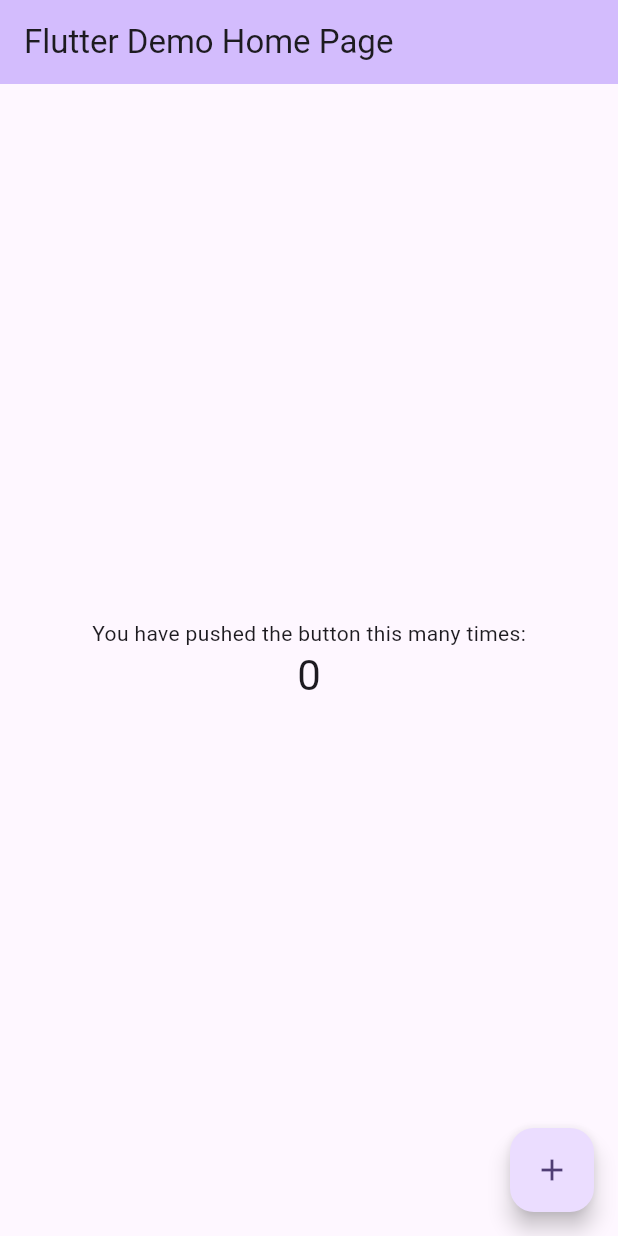
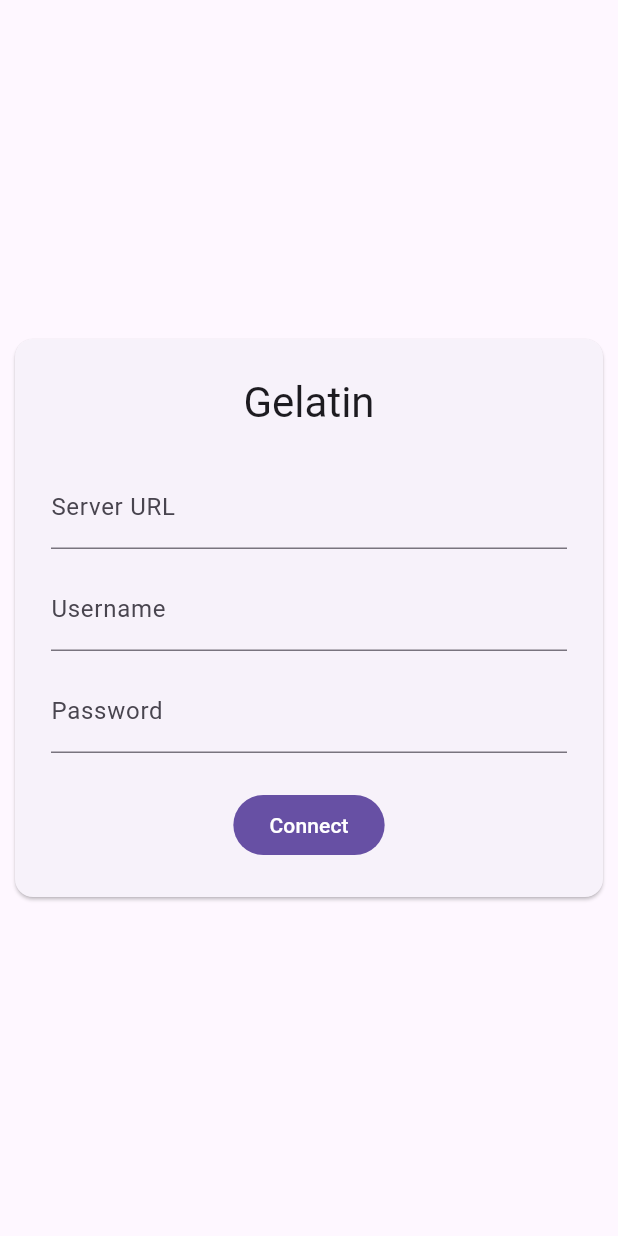
Before and after one commit to ManiProjs/gelatin, a Flutter app: the screen it shows after launch, on a phone screen of 412 x 824 dp. Run offline on Flutter 3.47's test engine with Material 3 defaults, Android fonts, the phone set to English and light mode, and no system bars; our stand-ins replace dio, flutter_riverpod, flutter_secure_storage.

Commit message:
Implement Login (plus, a dummy macOS app signing)

```diff
--- /dev/null
+++ b/lib/app.dart
@@ -0,0 +1,37 @@
+import 'package:flutter/material.dart';
+
+import 'core/session/session_manager.dart';
+import 'features/auth/login_page.dart';
+import 'features/home/home_page.dart';
+
+class GelatinApp extends StatelessWidget {
+  const GelatinApp({super.key});
+
+  Future<Widget> _start() async {
+    final session = await SessionManager.load();
+
+    if (session.isLoggedIn) {
+      return HomePage(server: session.server!, token: session.token!);
+    }
+
+    return const LoginPage();
+  }
+
+  @override
+  Widget build(BuildContext context) {
+    return MaterialApp(
+      debugShowCheckedModeBanner: false,
+      home: FutureBuilder<Widget>(
+        future: _start(),
+        builder: (context, snapshot) {
+          if (!snapshot.hasData) {
+            return const Scaffold(
+              body: Center(child: CircularProgressIndicator()),
+            );
+          }
+          return snapshot.data!;
+        },
+      ),
+    );
+  }
+}
--- /dev/null
+++ b/lib/core/api/jellyfin_client.dart
@@ -0,0 +1,41 @@
+import 'package:dio/dio.dart';
+
+import '../models/auth_result.dart';
+
+class JellyfinClient {
+  final Dio dio;
+  final String serverUrl;
+  final String? token;
+
+  JellyfinClient(this.serverUrl, {this.token})
+    : dio = Dio(BaseOptions(baseUrl: serverUrl));
+
+  Options get _authOptions => Options(
+    headers: {
+      if (token != null) 'X-Emby-Token': token,
+      'Content-Type': 'application/json',
+    },
+  );
+
+  Future<AuthResult> login({
+    required String username,
+    required String password,
+  }) async {
+    final response = await dio.post(
+      '/Users/AuthenticateByName',
+      data: {'Username': username, 'Pw': password},
+      options: Options(
+        headers: {
+          'X-Emby-Authorization':
+              'MediaBrowser Client="Gelatin", Device="Desktop", DeviceId="gelatin", Version="0.1.0"',
+        },
+      ),
+    );
+
+    return AuthResult.fromJson(response.data);
+  }
+
+  Future<Response> getLibraries() {
+    return dio.get('/Library/MediaFolders', options: _authOptions);
+  }
+}
--- /dev/null
+++ b/lib/core/models/auth_result.dart
@@ -0,0 +1,21 @@
+class AuthResult {
+  final String accessToken;
+  final String userId;
+  final String username;
+
+  const AuthResult({
+    required this.accessToken,
+    required this.userId,
+    required this.username,
+  });
+
+  factory AuthResult.fromJson(Map<String, dynamic> json) {
+    final user = json['User'];
+
+    return AuthResult(
+      accessToken: json['AccessToken'],
+      userId: user['Id'],
+      username: user['Name'],
+    );
+  }
+}
--- /dev/null
+++ b/lib/core/session/session_manager.dart
@@ -0,0 +1,19 @@
+import '../storage/auth_storage.dart';
+
+class SessionManager {
+  final String? token;
+  final String? server;
+  final String? userId;
+
+  const SessionManager({this.token, this.server, this.userId});
+
+  static Future<SessionManager> load() async {
+    final token = await AuthStorage.token;
+    final server = await AuthStorage.server;
+    final userId = await AuthStorage.userId;
+
+    return SessionManager(token: token, server: server, userId: userId);
+  }
+
+  bool get isLoggedIn => token != null && server != null && userId != null;
+}
--- /dev/null
+++ b/lib/core/storage/auth_storage.dart
@@ -0,0 +1,27 @@
+import 'package:flutter_secure_storage/flutter_secure_storage.dart';
+
+class AuthStorage {
+  static const _storage = FlutterSecureStorage();
+
+  static const _keyToken = 'token';
+  static const _keyServer = 'server';
+  static const _keyUserId = 'userId';
+
+  static Future<void> saveAuth({
+    required String token,
+    required String server,
+    required String userId,
+  }) async {
+    await _storage.write(key: _keyToken, value: token);
+    await _storage.write(key: _keyServer, value: server);
+    await _storage.write(key: _keyUserId, value: userId);
+  }
+
+  static Future<String?> get token => _storage.read(key: _keyToken);
+  static Future<String?> get server => _storage.read(key: _keyServer);
+  static Future<String?> get userId => _storage.read(key: _keyUserId);
+
+  static Future<void> clear() async {
+    await _storage.deleteAll();
+  }
+}
--- /dev/null
+++ b/lib/features/auth/login_page.dart
@@ -0,0 +1,105 @@
+import 'package:flutter/material.dart';
+import 'package:gelatin/core/storage/auth_storage.dart';
+import 'package:gelatin/features/home/home_page.dart';
+import '../../core/api/jellyfin_client.dart';
+
+class LoginPage extends StatefulWidget {
+  const LoginPage({super.key});
+
+  @override
+  State<LoginPage> createState() => _LoginPageState();
+}
+
+class _LoginPageState extends State<LoginPage> {
+  final serverController = TextEditingController();
+  final usernameController = TextEditingController();
+  final passwordController = TextEditingController();
+
+  @override
+  Widget build(BuildContext context) {
+    return Scaffold(
+      body: Center(
+        child: SizedBox(
+          width: 400,
+          child: Card(
+            child: Padding(
+              padding: const EdgeInsets.all(24),
+              child: Column(
+                mainAxisSize: MainAxisSize.min,
+                children: [
+                  Text(
+                    'Gelatin',
+                    style: Theme.of(context).textTheme.headlineMedium,
+                  ),
+                  const SizedBox(height: 24),
+
+                  TextField(
+                    controller: serverController,
+                    decoration: const InputDecoration(labelText: 'Server URL'),
+                  ),
+
+                  const SizedBox(height: 12),
+
+                  TextField(
+                    controller: usernameController,
+                    decoration: const InputDecoration(labelText: 'Username'),
+                  ),
+
+                  const SizedBox(height: 12),
+
+                  TextField(
+                    controller: passwordController,
+                    obscureText: true,
+                    decoration: const InputDecoration(labelText: 'Password'),
+                  ),
+
+                  const SizedBox(height: 24),
+
+                  FilledButton(
+                    onPressed: _connect,
+                    child: const Text('Connect'),
+                  ),
+                ],
+              ),
+            ),
+          ),
+        ),
+      ),
+    );
+  }
+
+  Future<void> _connect() async {
+    try {
+      final client = JellyfinClient(serverController.text.trim());
+
+      final auth = await client.login(
+        username: usernameController.text.trim(),
+        password: passwordController.text,
+      );
+
+      await AuthStorage.saveAuth(
+        token: auth.accessToken,
+        server: serverController.text.trim(),
+        userId: auth.userId,
+      );
+
+      if (!mounted) return;
+
+      Navigator.pushReplacement(
+        context,
+        MaterialPageRoute(
+          builder: (_) => HomePage(
+            server: serverController.text.trim(),
+            token: auth.accessToken,
+          ),
+        ),
+      );
+    } catch (e) {
+      if (!mounted) return;
+
+      ScaffoldMessenger.of(
+        context,
+      ).showSnackBar(SnackBar(content: Text(e.toString())));
+    }
+  }
+}
--- /dev/null
+++ b/lib/features/home/home_page.dart
@@ -0,0 +1,25 @@
+import 'package:flutter/material.dart';
+
+class HomePage extends StatelessWidget {
+  final String server;
+  final String token;
+
+  const HomePage({super.key, required this.server, required this.token});
+
+  @override
+  Widget build(BuildContext context) {
+    return Scaffold(
+      appBar: AppBar(title: const Text('Gelatin')),
+      body: Center(
+        child: Column(
+          mainAxisAlignment: MainAxisAlignment.center,
+          children: [
+            const Text('Logged in 🎬'),
+            const SizedBox(height: 12),
+            Text('Server: $server'),
+          ],
+        ),
+      ),
+    );
+  }
+}
--- a/lib/main.dart
+++ b/lib/main.dart
@@ -1,122 +1,8 @@
 import 'package:flutter/material.dart';
+import 'package:flutter_riverpod/flutter_riverpod.dart';
+
+import 'app.dart';
 
 void main() {
-  runApp(const MyApp());
+  runApp(const ProviderScope(child: GelatinApp()));
 }
-
-class MyApp extends StatelessWidget {
-  const MyApp({super.key});
-
-  // This widget is the root of your application.
-  @override
-  Widget build(BuildContext context) {
-    return MaterialApp(
-      title: 'Flutter Demo',
-      theme: ThemeData(
-        // This is the theme of your application.
-        //
-        // TRY THIS: Try running your application with "flutter run". You'll see
-        // the application has a purple toolbar. Then, without quitting the app,
-        // try changing the seedColor in the colorScheme below to Colors.green
-        // and then invoke "hot reload" (save your changes or press the "hot
-        // reload" button in a Flutter-supported IDE, or press "r" if you used
-        // the command line to start the app).
-        //
-        // Notice that the counter didn't reset back to zero; the application
-        // state is not lost during the reload. To reset the state, use hot
-        // restart instead.
-        //
-        // This works for code too, not just values: Most code changes can be
-        // tested with just a hot reload.
-        colorScheme: .fromSeed(seedColor: Colors.deepPurple),
-      ),
-      home: const MyHomePage(title: 'Flutter Demo Home Page'),
-    );
-  }
-}
-
-class MyHomePage extends StatefulWidget {
-  const MyHomePage({super.key, required this.title});
-
-  // This widget is the home page of your application. It is stateful, meaning
-  // that it has a State object (defined below) that contains fields that affect
-  // how it looks.
-
-  // This class is the configuration for the state. It holds the values (in this
-  // case the title) provided by the parent (in this case the App widget) and
-  // used by the build method of the State. Fields in a Widget subclass are
-  // always marked "final".
-
-  final String title;
-
-  @override
-  State<MyHomePage> createState() => _MyHomePageState();
-}
-
-class _MyHomePageState extends State<MyHomePage> {
-  int _counter = 0;
-
-  void _incrementCounter() {
-    setState(() {
-      // This call to setState tells the Flutter framework that something has
-      // changed in this State, which causes it to rerun the build method below
-      // so that the display can reflect the updated values. If we changed
-      // _counter without calling setState(), then the build method would not be
-      // called again, and so nothing would appear to happen.
-      _counter++;
-    });
-  }
-
-  @override
-  Widget build(BuildContext context) {
-    // This method is rerun every time setState is called, for instance as done
-    // by the _incrementCounter method above.
-    //
-    // The Flutter framework has been optimized to make rerunning build methods
-    // fast, so that you can just rebuild anything that needs updating rather
-    // than having to individually change instances of widgets.
-    return Scaffold(
-      appBar: AppBar(
-        // TRY THIS: Try changing the color here to a specific color (to
-        // Colors.amber, perhaps?) and trigger a hot reload to see the AppBar
-        // change color while the other colors stay the same.
-        backgroundColor: Theme.of(context).colorScheme.inversePrimary,
-        // Here we take the value from the MyHomePage object that was created by
-        // the App.build method, and use it to set our appbar title.
-        title: Text(widget.title),
-      ),
-      body: Center(
-        // Center is a layout widget. It takes a single child and positions it
-        // in the middle of the parent.
-        child: Column(
-          // Column is also a layout widget. It takes a list of children and
-          // arranges them vertically. By default, it sizes itself to fit its
-          // children horizontally, and tries to be as tall as its parent.
-          //
-          // Column has various properties to control how it sizes itself and
-          // how it positions its children. Here we use mainAxisAlignment to
-          // center the children vertically; the main axis here is the vertical
-          // axis because Columns are vertical (the cross axis would be
-          // horizontal).
-          //
-          // TRY THIS: Invoke "debug painting" (choose the "Toggle Debug Paint"
-          // action in the IDE, or press "p" in the console), to see the
-          // wireframe for each widget.
-          mainAxisAlignment: .center,
-          children: [
-            const Text('You have pushed the button this many times:'),
-            Text(
-              '$_counter',
-              style: Theme.of(context).textTheme.headlineMedium,
-            ),
-          ],
-        ),
-      ),
-      floatingActionButton: FloatingActionButton(
-        onPressed: _incrementCounter,
-        tooltip: 'Increment',
-        child: const Icon(Icons.add),
-      ),
-    );
-  }
-}
--- a/pubspec.yaml
+++ b/pubspec.yaml
@@ -38,10 +38,6 @@ dependencies:
   flutter_riverpod: ^3.3.2
   go_router: ^17.3.0
   flutter_secure_storage: ^10.3.1
-  media_kit: ^1.2.6
-  media_kit_video: ^2.0.1
-  media_kit_libs_video: ^1.0.7
-
 dev_dependencies:
   flutter_test:
     sdk: flutter
```
Also changed, not shown: pubspec.lock, 11 other files.
